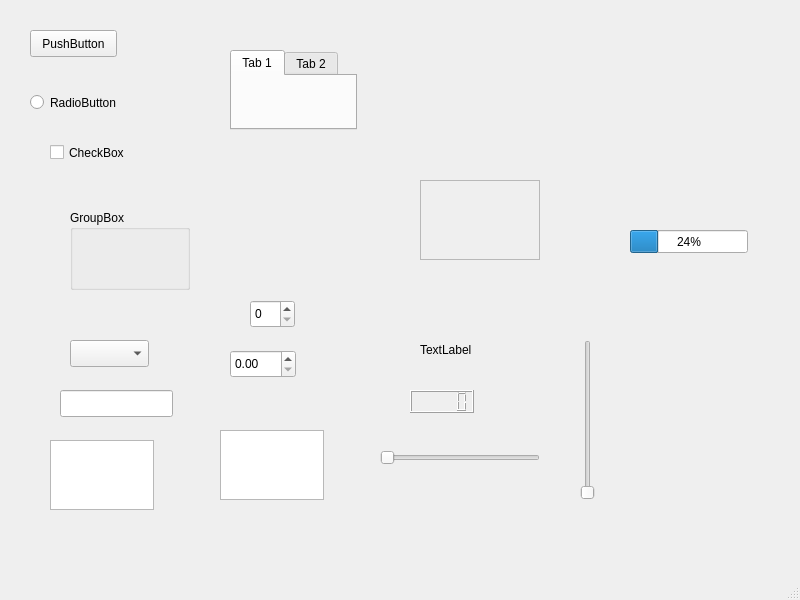
Before: the Qt Designer form flexgui/src/qss.ui in jethornton/flexgui, drawn with Qt 5.
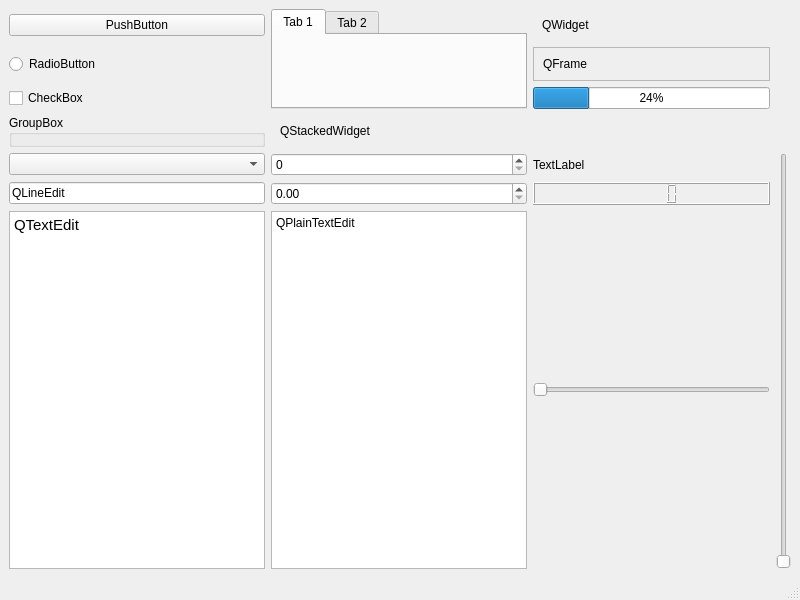
After: the same form once the commit is applied.

What changed in the file:
```diff
--- a/flexgui/src/qss.ui
+++ b/flexgui/src/qss.ui
@@ -14,238 +14,163 @@
    <string>MainWindow</string>
   </property>
   <widget class="QWidget" name="centralwidget">
+   <layout class="QGridLayout" name="gridLayout_3">
+    <item row="0" column="0">
    <widget class="QPushButton" name="pushButton">
-    <property name="geometry">
-     <rect>
-      <x>30</x>
-      <y>30</y>
-      <width>87</width>
-      <height>27</height>
-     </rect>
-    </property>
     <property name="text">
      <string>PushButton</string>
     </property>
    </widget>
+    </item>
+    <item row="0" column="2">
+     <widget class="QWidget" name="widget" native="true">
+      <layout class="QGridLayout" name="gridLayout_2">
+       <item row="0" column="0">
+        <widget class="QLabel" name="label_3">
+         <property name="text">
+          <string>QWidget</string>
+         </property>
+        </widget>
+       </item>
+      </layout>
+     </widget>
+    </item>
+    <item row="1" column="0">
    <widget class="QRadioButton" name="radioButton">
-    <property name="geometry">
-     <rect>
-      <x>30</x>
-      <y>90</y>
-      <width>109</width>
-      <height>25</height>
-     </rect>
-    </property>
     <property name="text">
      <string>RadioButton</string>
     </property>
    </widget>
+    </item>
+    <item row="2" column="0">
    <widget class="QCheckBox" name="checkBox">
-    <property name="geometry">
-     <rect>
-      <x>50</x>
-      <y>140</y>
-      <width>92</width>
-      <height>25</height>
-     </rect>
-    </property>
     <property name="text">
      <string>CheckBox</string>
     </property>
    </widget>
+    </item>
+    <item row="3" column="0" rowspan="2">
    <widget class="QGroupBox" name="groupBox">
-    <property name="geometry">
-     <rect>
-      <x>70</x>
-      <y>210</y>
-      <width>120</width>
-      <height>80</height>
-     </rect>
-    </property>
     <property name="title">
      <string>GroupBox</string>
     </property>
    </widget>
-   <widget class="QTabWidget" name="tabWidget">
-    <property name="geometry">
-     <rect>
-      <x>230</x>
-      <y>50</y>
-      <width>127</width>
-      <height>80</height>
-     </rect>
-    </property>
-    <widget class="QWidget" name="tab">
-     <attribute name="title">
-      <string>Tab 1</string>
-     </attribute>
-    </widget>
-    <widget class="QWidget" name="tab_2">
-     <attribute name="title">
-      <string>Tab 2</string>
-     </attribute>
-    </widget>
-   </widget>
+    </item>
+    <item row="3" column="1" rowspan="2">
    <widget class="QStackedWidget" name="stackedWidget">
-    <property name="geometry">
-     <rect>
-      <x>230</x>
-      <y>190</y>
-      <width>120</width>
-      <height>80</height>
-     </rect>
-    </property>
-    <widget class="QWidget" name="page"/>
+      <widget class="QWidget" name="page">
+       <layout class="QGridLayout" name="gridLayout_4">
+        <item row="0" column="0">
+         <widget class="QLabel" name="label_4">
+          <property name="text">
+           <string>QStackedWidget</string>
+          </property>
+         </widget>
+        </item>
+       </layout>
+      </widget>
     <widget class="QWidget" name="page_2"/>
    </widget>
-   <widget class="QFrame" name="frame">
-    <property name="geometry">
-     <rect>
-      <x>420</x>
-      <y>180</y>
-      <width>120</width>
-      <height>80</height>
-     </rect>
-    </property>
-    <property name="frameShape">
-     <enum>QFrame::StyledPanel</enum>
-    </property>
-    <property name="frameShadow">
-     <enum>QFrame::Raised</enum>
-    </property>
-   </widget>
-   <widget class="QWidget" name="widget" native="true">
-    <property name="geometry">
-     <rect>
-      <x>420</x>
-      <y>50</y>
-      <width>120</width>
-      <height>80</height>
-     </rect>
-    </property>
-   </widget>
-   <widget class="QComboBox" name="comboBox">
-    <property name="geometry">
-     <rect>
-      <x>70</x>
-      <y>340</y>
-      <width>79</width>
-      <height>27</height>
-     </rect>
-    </property>
-   </widget>
+    </item>
+    <item row="6" column="0">
+     <widget class="QComboBox" name="comboBox"/>
+    </item>
+    <item row="6" column="2">
+     <widget class="QLabel" name="label">
+      <property name="text">
+       <string>TextLabel</string>
+      </property>
+     </widget>
+    </item>
+    <item row="6" column="3" rowspan="3">
+     <widget class="QSlider" name="verticalSlider">
+      <property name="orientation">
+       <enum>Qt::Vertical</enum>
+      </property>
+     </widget>
+    </item>
+    <item row="7" column="0">
    <widget class="QLineEdit" name="lineEdit">
-    <property name="geometry">
-     <rect>
-      <x>60</x>
-      <y>390</y>
-      <width>113</width>
-      <height>27</height>
-     </rect>
-    </property>
-   </widget>
+      <property name="text">
+       <string>QLineEdit</string>
+      </property>
+     </widget>
+    </item>
+    <item row="7" column="2">
+     <widget class="QLCDNumber" name="lcdNumber"/>
+    </item>
+    <item row="8" column="0">
    <widget class="QTextEdit" name="textEdit">
-    <property name="geometry">
-     <rect>
-      <x>50</x>
-      <y>440</y>
-      <width>104</width>
-      <height>70</height>
-     </rect>
-    </property>
-   </widget>
+      <property name="html">
+       <string>&lt;!DOCTYPE HTML PUBLIC &quot;-//W3C//DTD HTML 4.0//EN&quot; &quot;http://www.w3.org/TR/REC-html40/strict.dtd&quot;&gt;
+&lt;html&gt;&lt;head&gt;&lt;meta name=&quot;qrichtext&quot; content=&quot;1&quot; /&gt;&lt;style type=&quot;text/css&quot;&gt;
+p, li { white-space: pre-wrap; }
+&lt;/style&gt;&lt;/head&gt;&lt;body style=&quot; font-family:'Cantarell'; font-size:11pt; font-weight:400; font-style:normal;&quot;&gt;
+&lt;p style=&quot; margin-top:0px; margin-bottom:0px; margin-left:0px; margin-right:0px; -qt-block-indent:0; text-indent:0px;&quot;&gt;QTextEdit&lt;/p&gt;&lt;/body&gt;&lt;/html&gt;</string>
+      </property>
+     </widget>
+    </item>
+    <item row="8" column="1">
    <widget class="QPlainTextEdit" name="plainTextEdit">
-    <property name="geometry">
-     <rect>
-      <x>220</x>
-      <y>430</y>
-      <width>104</width>
-      <height>70</height>
-     </rect>
-    </property>
-   </widget>
-   <widget class="QSpinBox" name="spinBox">
-    <property name="geometry">
-     <rect>
-      <x>250</x>
-      <y>300</y>
-      <width>45</width>
-      <height>28</height>
-     </rect>
-    </property>
-   </widget>
-   <widget class="QDoubleSpinBox" name="doubleSpinBox">
-    <property name="geometry">
-     <rect>
-      <x>230</x>
-      <y>350</y>
-      <width>66</width>
-      <height>28</height>
-     </rect>
-    </property>
-   </widget>
+      <property name="plainText">
+       <string>QPlainTextEdit</string>
+      </property>
+     </widget>
+    </item>
+    <item row="8" column="2">
    <widget class="QSlider" name="horizontalSlider">
-    <property name="geometry">
-     <rect>
-      <x>380</x>
-      <y>450</y>
-      <width>160</width>
-      <height>16</height>
-     </rect>
-    </property>
     <property name="orientation">
      <enum>Qt::Horizontal</enum>
     </property>
    </widget>
-   <widget class="QSlider" name="verticalSlider">
-    <property name="geometry">
-     <rect>
-      <x>580</x>
-      <y>340</y>
-      <width>16</width>
-      <height>160</height>
-     </rect>
-    </property>
-    <property name="orientation">
-     <enum>Qt::Vertical</enum>
-    </property>
-   </widget>
-   <widget class="QLabel" name="label">
-    <property name="geometry">
-     <rect>
-      <x>420</x>
-      <y>340</y>
-      <width>66</width>
-      <height>19</height>
-     </rect>
-    </property>
+    </item>
+    <item row="1" column="2">
+     <widget class="QFrame" name="frame">
+      <property name="frameShape">
+       <enum>QFrame::StyledPanel</enum>
+      </property>
+      <property name="frameShadow">
+       <enum>QFrame::Raised</enum>
+      </property>
+      <layout class="QGridLayout" name="gridLayout">
+       <item row="0" column="0">
+        <widget class="QLabel" name="label_2">
     <property name="text">
-     <string>TextLabel</string>
-    </property>
-   </widget>
-   <widget class="QLCDNumber" name="lcdNumber">
-    <property name="geometry">
-     <rect>
-      <x>410</x>
-      <y>390</y>
-      <width>64</width>
-      <height>23</height>
-     </rect>
-    </property>
-   </widget>
+          <string>QFrame</string>
+         </property>
+        </widget>
+       </item>
+      </layout>
+     </widget>
+    </item>
+    <item row="0" column="1" rowspan="3">
+     <widget class="QTabWidget" name="tabWidget">
+      <widget class="QWidget" name="tab">
+       <attribute name="title">
+        <string>Tab 1</string>
+       </attribute>
+      </widget>
+      <widget class="QWidget" name="tab_2">
+       <attribute name="title">
+        <string>Tab 2</string>
+       </attribute>
+      </widget>
+     </widget>
+    </item>
+    <item row="2" column="2">
    <widget class="QProgressBar" name="progressBar">
-    <property name="geometry">
-     <rect>
-      <x>630</x>
-      <y>230</y>
-      <width>118</width>
-      <height>23</height>
-     </rect>
-    </property>
     <property name="value">
      <number>24</number>
     </property>
    </widget>
+    </item>
+    <item row="7" column="1">
+     <widget class="QDoubleSpinBox" name="doubleSpinBox"/>
+    </item>
+    <item row="6" column="1">
+     <widget class="QSpinBox" name="spinBox"/>
+    </item>
+   </layout>
   </widget>
   <widget class="QMenuBar" name="menubar">
    <property name="geometry">
```
Lines whose indentation alone changed are shown as unchanged.
